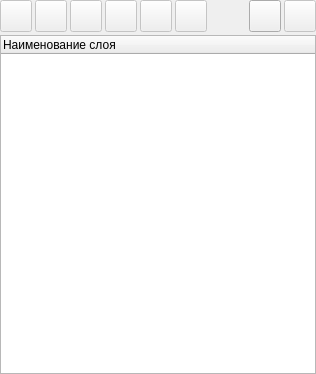
First picture: the form in fluffy-dollop/ctrwidgets/components/layersmanager/layersmanagerform.ui, repository autocomp/fluffy-dollop, before the edit.
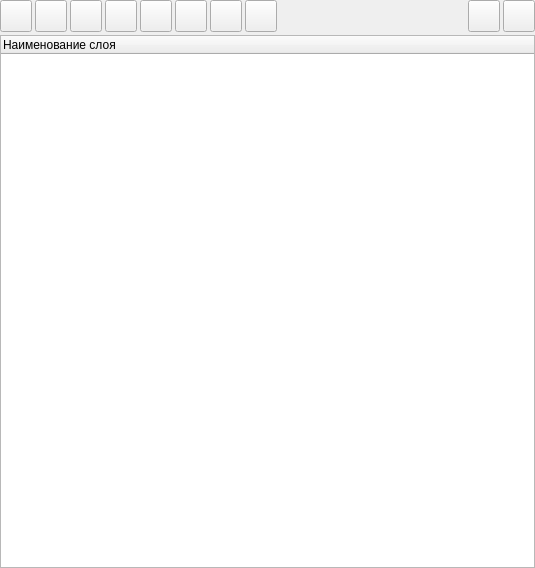
Second picture: the form after the edit.

Diff of the .ui file:
```diff
--- a/fluffy-dollop/ctrwidgets/components/layersmanager/layersmanagerform.ui
+++ b/fluffy-dollop/ctrwidgets/components/layersmanager/layersmanagerform.ui
@@ -6,8 +6,8 @@
    <rect>
     <x>0</x>
     <y>0</y>
-    <width>316</width>
-    <height>374</height>
+    <width>535</width>
+    <height>568</height>
    </rect>
   </property>
   <property name="windowTitle">
@@ -35,9 +35,59 @@
       <number>3</number>
      </property>
      <item>
-      <widget class="QToolButton" name="addEntity">
+      <widget class="QPushButton" name="openImage">
+       <property name="minimumSize">
+        <size>
+         <width>32</width>
+         <height>32</height>
+        </size>
+       </property>
+       <property name="maximumSize">
+        <size>
+         <width>32</width>
+         <height>32</height>
+        </size>
+       </property>
+       <property name="text">
+        <string/>
+       </property>
+       <property name="iconSize">
+        <size>
+         <width>26</width>
+         <height>26</height>
+        </size>
+       </property>
+      </widget>
+     </item>
+     <item>
+      <widget class="QPushButton" name="editImage">
+       <property name="minimumSize">
+        <size>
+         <width>32</width>
+         <height>32</height>
+        </size>
+       </property>
+       <property name="maximumSize">
+        <size>
+         <width>32</width>
+         <height>32</height>
+        </size>
+       </property>
+       <property name="text">
+        <string/>
+       </property>
+       <property name="iconSize">
+        <size>
+         <width>26</width>
+         <height>26</height>
+        </size>
+       </property>
+      </widget>
+     </item>
+     <item>
+      <widget class="QPushButton" name="createSvg">
        <property name="enabled">
-        <bool>false</bool>
+        <bool>true</bool>
        </property>
        <property name="minimumSize">
         <size>
@@ -51,18 +101,49 @@
          <height>32</height>
         </size>
        </property>
-       <property name="toolTip">
-        <string>Добавить</string>
+       <property name="text">
+        <string/>
        </property>
+       <property name="iconSize">
+        <size>
+         <width>26</width>
+         <height>26</height>
+        </size>
+       </property>
+      </widget>
+     </item>
+     <item>
+      <widget class="QPushButton" name="openSvg">
+       <property name="enabled">
+        <bool>true</bool>
+       </property>
+       <property name="minimumSize">
+        <size>
+         <width>32</width>
+         <height>32</height>
+        </size>
+       </property>
+       <property name="maximumSize">
+        <size>
+         <width>32</width>
+         <height>32</height>
+        </size>
+       </property>
        <property name="text">
         <string/>
        </property>
+       <property name="iconSize">
+        <size>
+         <width>26</width>
+         <height>26</height>
+        </size>
+       </property>
       </widget>
      </item>
      <item>
-      <widget class="QToolButton" name="editEntity">
+      <widget class="QPushButton" name="editSvg">
        <property name="enabled">
-        <bool>false</bool>
+        <bool>true</bool>
        </property>
        <property name="minimumSize">
         <size>
@@ -76,18 +157,80 @@
          <height>32</height>
         </size>
        </property>
-       <property name="toolTip">
-        <string>Редактировать</string>
+       <property name="text">
+        <string/>
        </property>
+       <property name="iconSize">
+        <size>
+         <width>26</width>
+         <height>26</height>
+        </size>
+       </property>
+      </widget>
+     </item>
+     <item>
+      <widget class="QPushButton" name="createEtalonImage">
+       <property name="enabled">
+        <bool>true</bool>
+       </property>
+       <property name="minimumSize">
+        <size>
+         <width>32</width>
+         <height>32</height>
+        </size>
+       </property>
+       <property name="maximumSize">
+        <size>
+         <width>32</width>
+         <height>32</height>
+        </size>
+       </property>
        <property name="text">
         <string/>
+       </property>
+       <property name="iconSize">
+        <size>
+         <width>26</width>
+         <height>26</height>
+        </size>
+       </property>
+      </widget>
+     </item>
+     <item>
+      <widget class="QPushButton" name="editEtalonImageOrPolygon">
+       <property name="sizePolicy">
+        <sizepolicy hsizetype="Fixed" vsizetype="Fixed">
+         <horstretch>0</horstretch>
+         <verstretch>0</verstretch>
+        </sizepolicy>
+       </property>
+       <property name="minimumSize">
+        <size>
+         <width>32</width>
+         <height>32</height>
+        </size>
+       </property>
+       <property name="maximumSize">
+        <size>
+         <width>32</width>
+         <height>32</height>
+        </size>
+       </property>
+       <property name="text">
+        <string/>
+       </property>
+       <property name="iconSize">
+        <size>
+         <width>26</width>
+         <height>26</height>
+        </size>
        </property>
       </widget>
      </item>
      <item>
       <widget class="QToolButton" name="deleteEntity">
        <property name="enabled">
-        <bool>false</bool>
+        <bool>true</bool>
        </property>
        <property name="minimumSize">
         <size>
@@ -109,81 +252,6 @@
        </property>
       </widget>
      </item>
-     <item>
-      <widget class="QToolButton" name="transparentEntity">
-       <property name="enabled">
-        <bool>false</bool>
-       </property>
-       <property name="minimumSize">
-        <size>
-         <width>32</width>
-         <height>32</height>
-        </size>
-       </property>
-       <property name="maximumSize">
-        <size>
-         <width>32</width>
-         <height>32</height>
-        </size>
-       </property>
-       <property name="toolTip">
-        <string>Задать прозрачность</string>
-       </property>
-       <property name="text">
-        <string/>
-       </property>
-      </widget>
-     </item>
-     <item>
-      <widget class="QToolButton" name="upEntity">
-       <property name="enabled">
-        <bool>false</bool>
-       </property>
-       <property name="minimumSize">
-        <size>
-         <width>32</width>
-         <height>32</height>
-        </size>
-       </property>
-       <property name="maximumSize">
-        <size>
-         <width>32</width>
-         <height>32</height>
-        </size>
-       </property>
-       <property name="toolTip">
-        <string>Поднять</string>
-       </property>
-       <property name="text">
-        <string/>
-       </property>
-      </widget>
-     </item>
-     <item>
-      <widget class="QToolButton" name="downEntity">
-       <property name="enabled">
-        <bool>false</bool>
-       </property>
-       <property name="minimumSize">
-        <size>
-         <width>32</width>
-         <height>32</height>
-        </size>
-       </property>
-       <property name="maximumSize">
-        <size>
-         <width>32</width>
-         <height>32</height>
-        </size>
-       </property>
-       <property name="toolTip">
-        <string>Опустить</string>
-       </property>
-       <property name="text">
-        <string/>
-       </property>
-      </widget>
-     </item>
      <item>
       <spacer name="horizontalSpacer">
        <property name="orientation">
@@ -197,6 +265,22 @@
        </property>
       </spacer>
      </item>
+     <item>
+      <spacer name="verticalSpacer">
+       <property name="orientation">
+        <enum>Qt::Vertical</enum>
+       </property>
+       <property name="sizeType">
+        <enum>QSizePolicy::Fixed</enum>
+       </property>
+       <property name="sizeHint" stdset="0">
+        <size>
+         <width>0</width>
+         <height>32</height>
+        </size>
+       </property>
+      </spacer>
+     </item>
      <item>
       <widget class="QPushButton" name="addLayer">
        <property name="minimumSize">
@@ -217,12 +301,18 @@
        <property name="text">
         <string/>
        </property>
+       <property name="iconSize">
+        <size>
+         <width>26</width>
+         <height>26</height>
+        </size>
+       </property>
       </widget>
      </item>
      <item>
       <widget class="QPushButton" name="deleteLayer">
        <property name="enabled">
-        <bool>false</bool>
+        <bool>true</bool>
        </property>
        <property name="minimumSize">
         <size>
```
Left out of the diff: 3 changed lines with no effect on the pictures.
